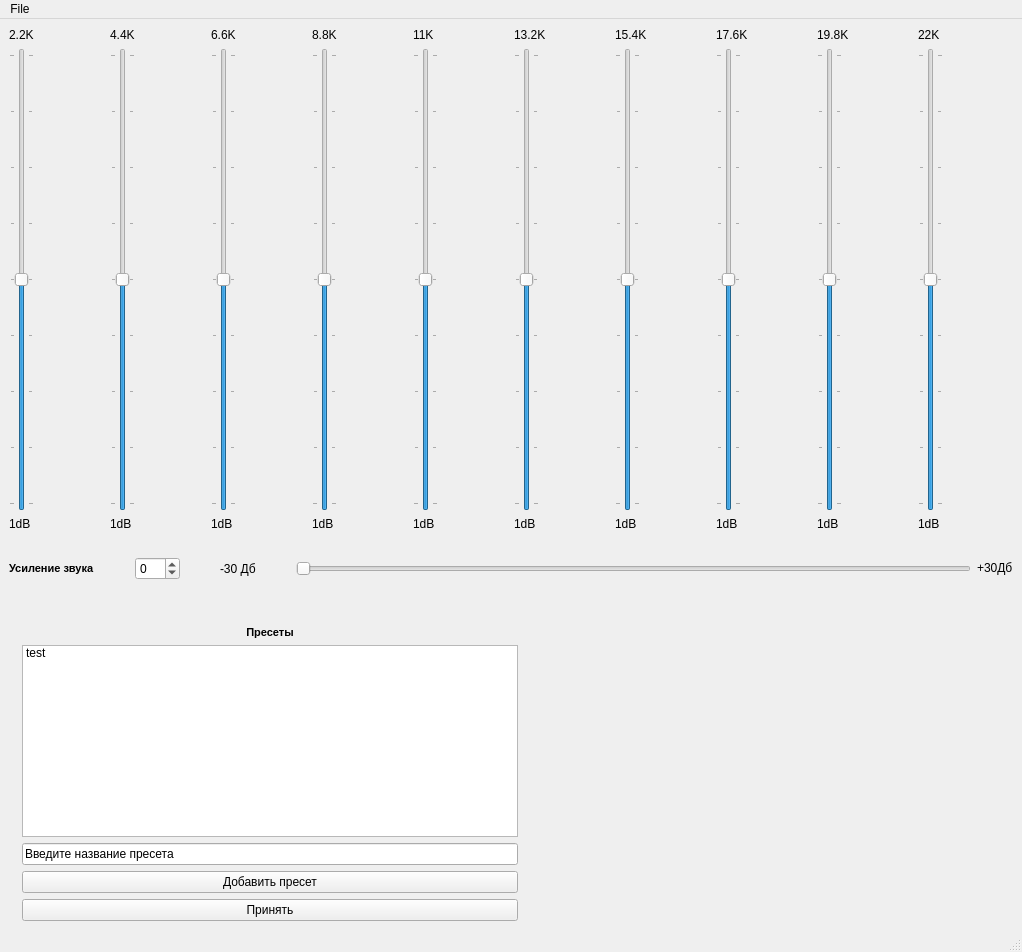
The window that static/main_window.ui (Rhombus-H/lyceum_equalizer) describes before a commit, drawn with Qt 5.
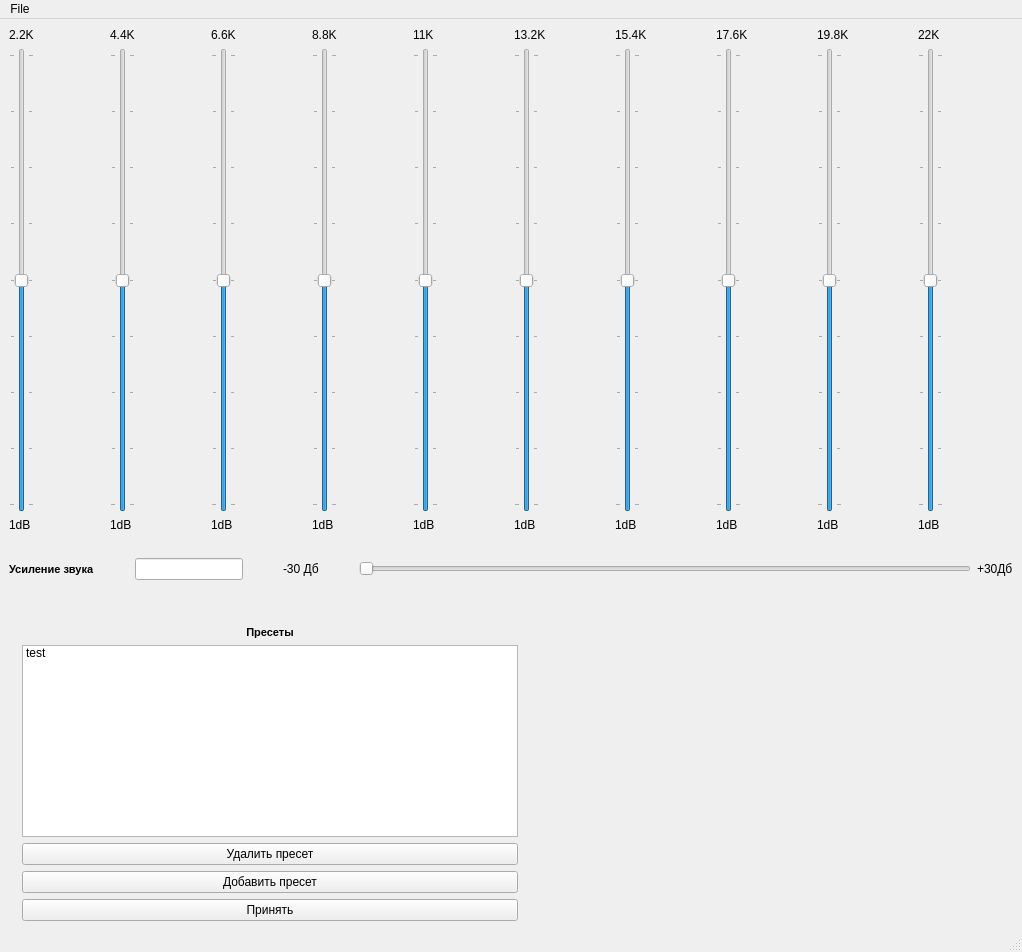
The same window after the commit. Icons and pictures are not drawn.

```diff
--- a/static/main_window.ui
+++ b/static/main_window.ui
@@ -457,12 +457,12 @@
          </widget>
         </item>
         <item>
-         <widget class="QSpinBox" name="spinBox">
-          <property name="minimum">
-           <number>-30</number>
-          </property>
-          <property name="maximum">
-           <number>30</number>
+         <widget class="QLineEdit" name="VolumeEdit">
+          <property name="sizePolicy">
+           <sizepolicy hsizetype="Minimum" vsizetype="Fixed">
+            <horstretch>0</horstretch>
+            <verstretch>0</verstretch>
+           </sizepolicy>
           </property>
          </widget>
         </item>
@@ -589,9 +589,9 @@
              </widget>
             </item>
             <item>
-             <widget class="QLineEdit" name="lineEdit">
+             <widget class="QPushButton" name="pushButton_2">
               <property name="text">
-               <string>Введите название пресета</string>
+               <string>Удалить пресет</string>
               </property>
              </widget>
             </item>
```
Left out of the diff: 14 changed lines with no effect on the pictures.
